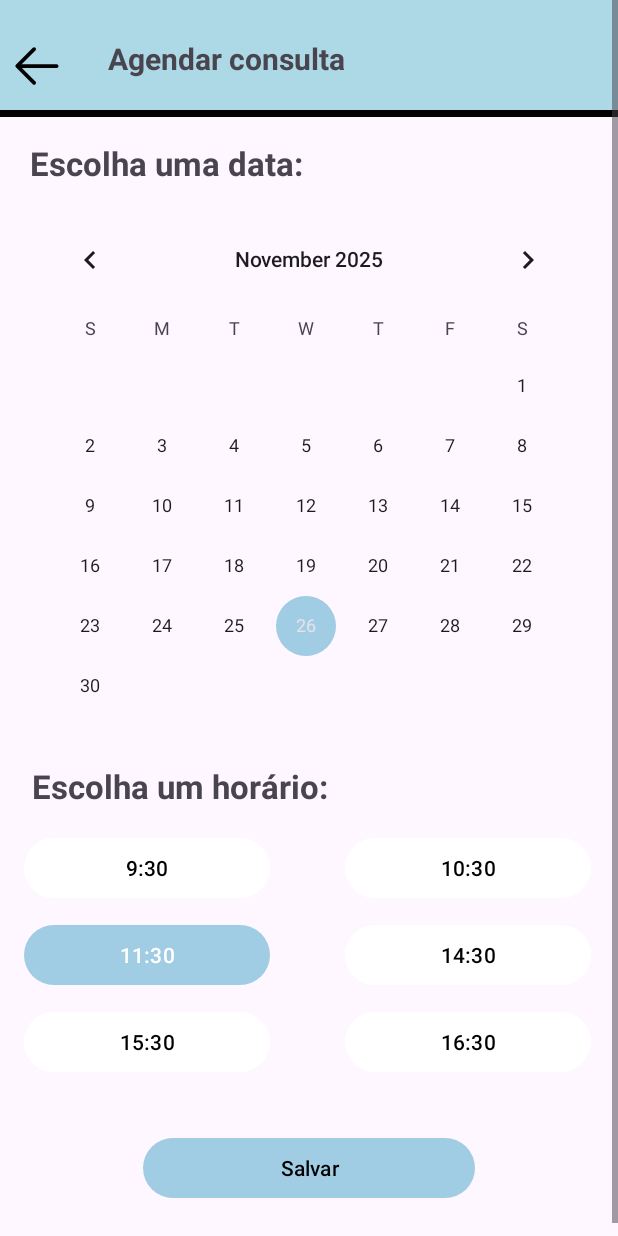
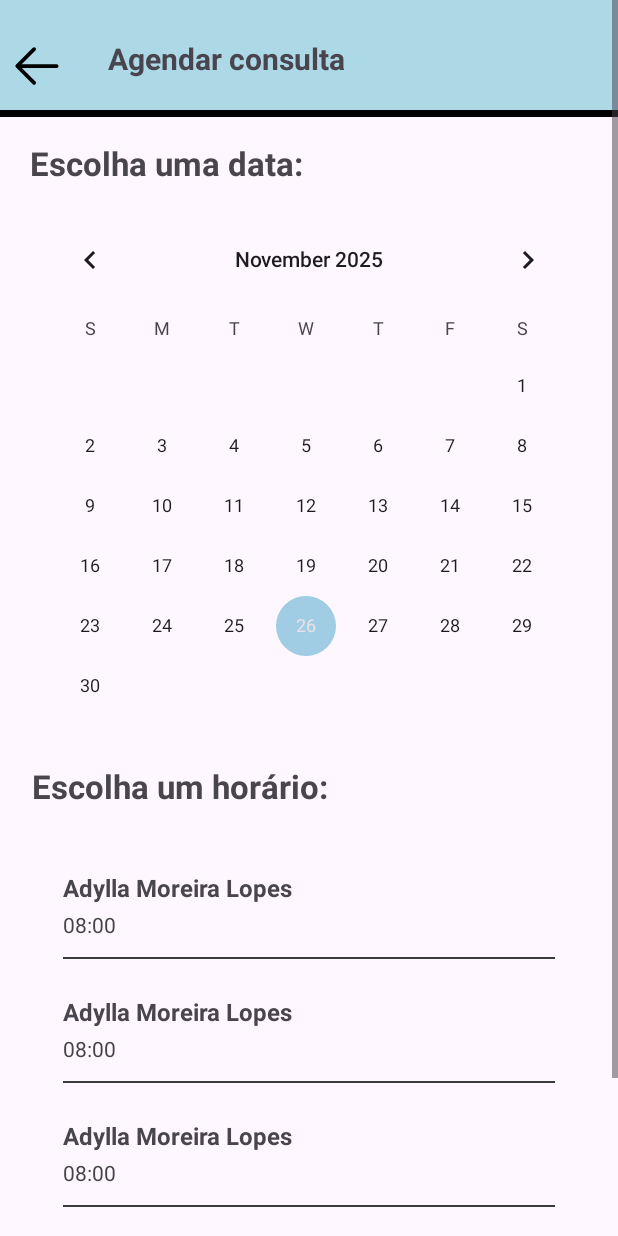
Before and after one commit to Adylla027/Projeto-Integrador, an Android app: the layout fragment_agendamento.xml on its own in the app's theme, with its tools: preview values and no code run, on a phone screen of 412 x 824 dp. Run offline under Robolectric (Android 15) with nearby library versions, the phone set to English and light mode, and no system bars.

Commit message:
agendamento

```diff
--- a/app/src/main/java/com/adylla/atividade4/VisualizarDiario.kt
+++ b/app/src/main/java/com/adylla/atividade4/VisualizarDiario.kt
@@ -30,7 +30,6 @@ class VisualizarDiario : Fragment() {
         val registro = args.registroDiario
 
         binding.textViewTitulo.text = registro.title
-        binding.textViewLerDiario.text = registro.description
     }
 
 
--- a/app/src/main/res/layout/fragment_agendamento.xml
+++ b/app/src/main/res/layout/fragment_agendamento.xml
@@ -64,7 +64,7 @@
             android:textSize="22sp" />
 
         <CalendarView
-            android:id="@+id/Calendar"
+            android:id="@+id/calendarview"
             android:layout_width="match_parent"
             android:layout_height="wrap_content"
             android:layout_margin="16dp"
@@ -81,76 +81,12 @@
             android:textStyle="bold" />
 
 
-        <GridLayout
-            android:id="@+id/GridlayoutHorarios"
+        <androidx.recyclerview.widget.RecyclerView
+            android:id="@+id/recyclerConsultas"
             android:layout_width="match_parent"
-            android:layout_height="wrap_content"
-            android:columnCount="2"
-            android:padding="16dp"
-            android:rowCount="3">
-
-            <Button
-                android:id="@+id/buttonHorario1"
-                android:layout_width="164dp"
-                android:layout_height="48dp"
-                android:layout_marginEnd="50dp"
-                android:layout_marginBottom="10dp"
-                android:backgroundTint="@color/white"
-                android:elevation="10dp"
-                android:text="9:30"
-                android:textColor="@color/black"
-
-                />
-
-
-            <Button
-                android:id="@+id/buttonHorario2"
-                android:layout_width="164dp"
-                android:layout_height="48dp"
-                android:backgroundTint="@color/white"
-                android:elevation="10dp"
-                android:text="10:30"
-                android:textColor="@color/black" />
-
-            <Button
-                android:id="@+id/buttonHorario3"
-                android:layout_width="164dp"
-                android:layout_height="48dp"
-                android:layout_marginBottom="10dp"
-                android:elevation="10dp"
-                android:text="11:30"
-
-                />
-
-
-            <Button
-                android:id="@+id/buttonHorario4"
-                android:layout_width="164dp"
-                android:layout_height="48dp"
-                android:backgroundTint="@color/white"
-                android:elevation="10dp"
-                android:text="14:30"
-                android:textColor="@color/black" />
-
-            <Button
-                android:id="@+id/buttonHorario5"
-                android:layout_width="164dp"
-                android:layout_height="48dp"
-                android:backgroundTint="@color/white"
-                android:elevation="10dp"
-                android:text="15:30"
-                android:textColor="@color/black" />
-
-            <Button
-                android:id="@+id/buttonHorario6"
-                android:layout_width="164dp"
-                android:layout_height="48dp"
-                android:backgroundTint="@color/white"
-                android:elevation="10dp"
-                android:text="16:30"
-                android:textColor="@color/black" />
-
-        </GridLayout>
+            android:layout_height="match_parent"
+            tools:listitem="@layout/item_consulta"
+            android:layout_margin="30dp"/>
 
         <Button
             android:id="@+id/buttonSALVAR"
--- a/app/src/main/res/layout/fragment_visualizar_diario.xml
+++ b/app/src/main/res/layout/fragment_visualizar_diario.xml
@@ -58,6 +58,7 @@
                 android:layout_margin="15dp"/>
 
             <TextView
+                android:id="@+id/textView_lerDiario"
                 android:layout_width="match_parent"
                 android:layout_height="wrap_content"
                 android:hint="Anotações..."/>
```
Also changed, not shown: app/src/main/java/com/adylla/atividade4/AgendamentoFragment.kt (+60 -7 lines).
